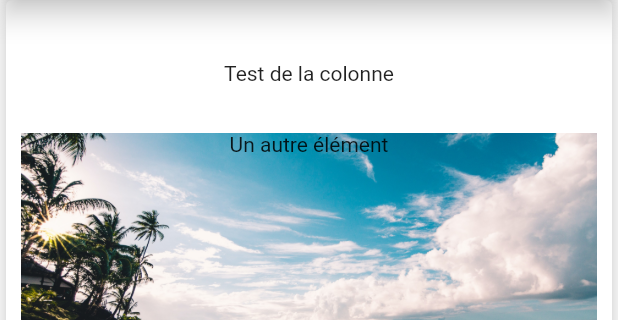
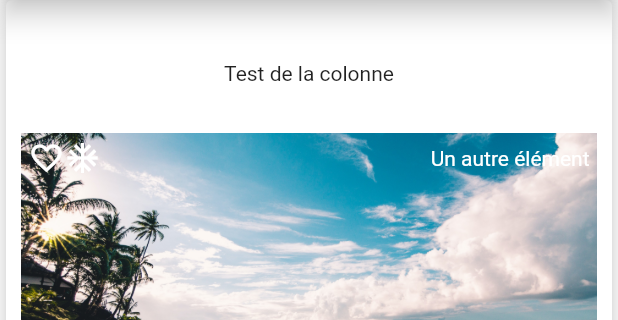
Before and after one commit to Lugdu84/widgets_basiques_flutter, a Flutter app: the screen it shows after launch, on a phone screen of 412 x 824 dp, the part 66-386 px from its top. Run offline on Flutter 3.47's test engine with Material 2 defaults, Android fonts, the phone set to English and light mode, and no system bars; network calls fail.

Commit message:
add row with spacer

```diff
--- a/lib/view/basics_page.dart
+++ b/lib/view/basics_page.dart
@@ -44,10 +44,28 @@ class BasicsPage extends StatelessWidget {
                               Padding(
                                   padding: const EdgeInsets.only(top: 160),
                                   child: profilImage(imageName: "profil.jpg")),
-                              Text("Un autre élément")
+                              Padding(
+                                  padding: EdgeInsets.all(5),
+                                  child: Row(
+                                    children: const [
+                                      Icon(
+                                        Icons.favorite_border,
+                                        color: Colors.white,
+                                      ),
+                                      Icon(
+                                        Icons.ac_unit_outlined,
+                                        color: Colors.white,
+                                      ),
+                                      Spacer(),
+                                      Text(
+                                        "Un autre élément",
+                                        style: TextStyle(color: Colors.white),
+                                      )
+                                    ],
+                                  ))
                             ],
                           ),
-                          Divider(
+                          const Divider(
                             color: Colors.red,
                             height: 10,
                             thickness: 1,
```
